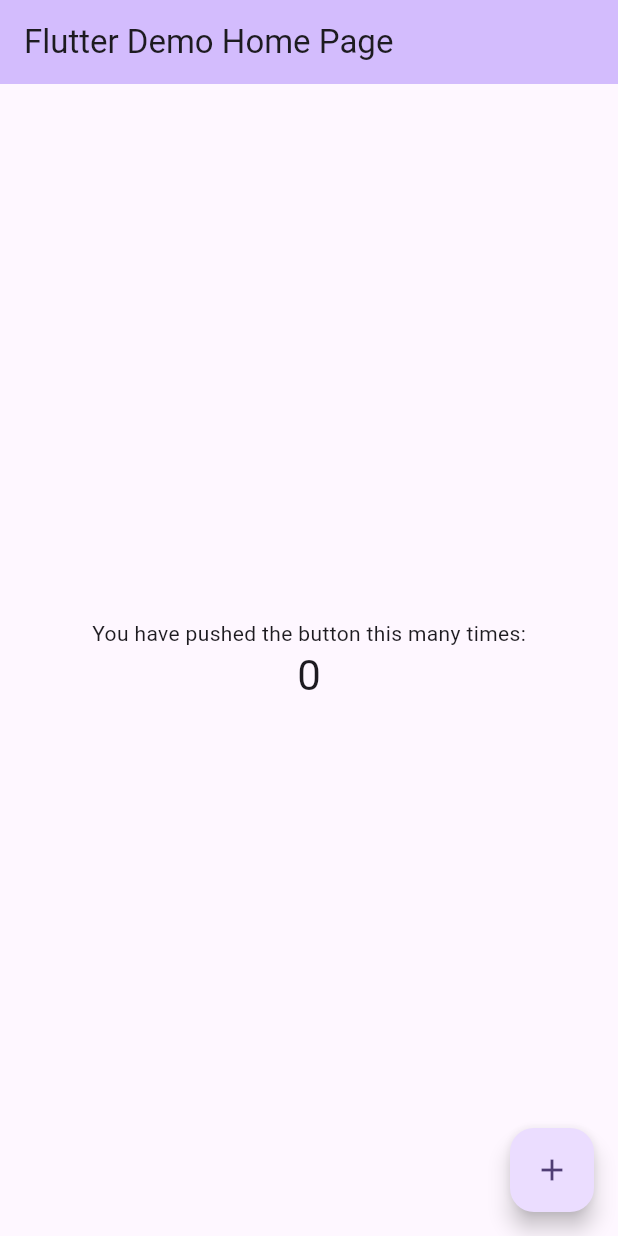
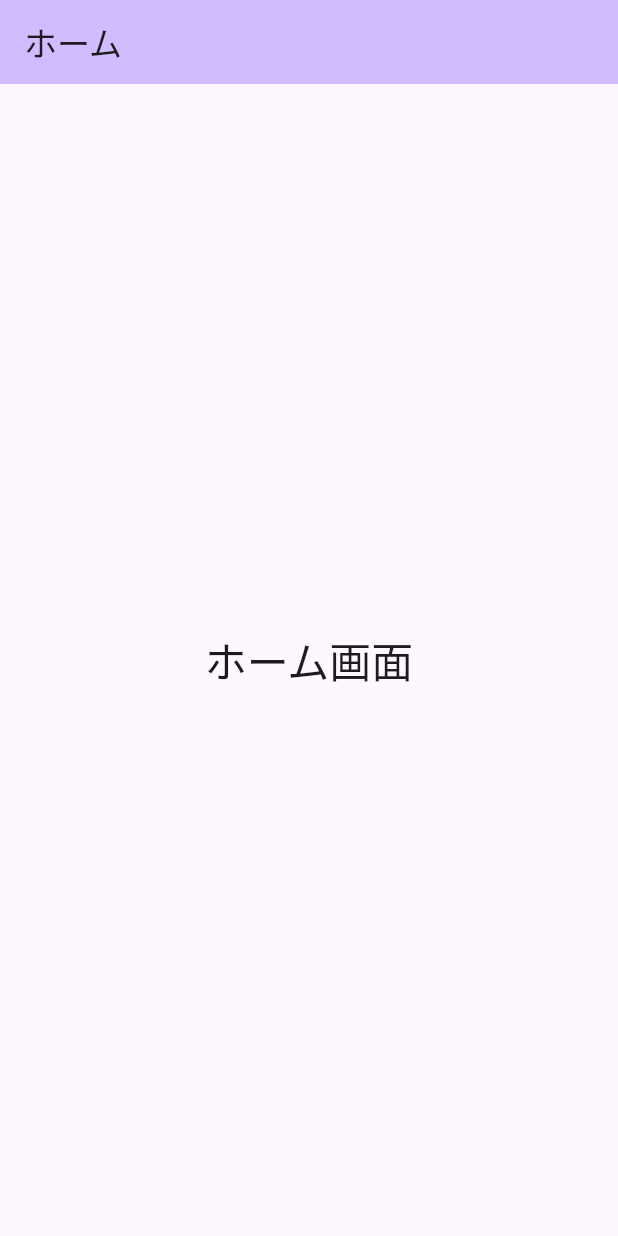
Before and after one commit to birnamwood/flutter_base, a Flutter app: the screen it shows after launch, on a phone screen of 412 x 824 dp. Run offline on Flutter 3.47's test engine with Material 3 defaults, Android fonts, the phone set to English and light mode, and no system bars; our stand-ins replace flutter_riverpod, go_router.

Commit message:
GoRouterを導入

```diff
--- a/lib/app.dart
+++ b/lib/app.dart
@@ -1,94 +1,20 @@
 import 'package:flutter/material.dart';
+import 'package:flutter_base/presentation/routes/routes.dart';
+import 'package:go_router/go_router.dart';
 
-class MyApp extends StatelessWidget {
-  const MyApp({super.key});
+/// The main application widget.
+class MainApp extends StatelessWidget {
+  /// コンストラクタ
+  const MainApp({super.key});
 
-  // This widget is the root of your application.
   @override
   Widget build(BuildContext context) {
-    return MaterialApp(
+    return MaterialApp.router(
       title: 'Flutter Demo',
-      theme: ThemeData(
-        colorScheme: ColorScheme.fromSeed(seedColor: Colors.deepPurple),
+      routerConfig: GoRouter(
+        routes: Routes.getRoutes(),
+        initialLocation: Routes.getInitialLocation(),
       ),
-      home: const MyHomePage(title: 'Flutter Demo Home Page'),
     );
   }
 }
-
-class MyHomePage extends StatefulWidget {
-  const MyHomePage({super.key, required this.title});
-
-  final String title;
-
-  @override
-  State<MyHomePage> createState() => _MyHomePageState();
-}
-
-class _MyHomePageState extends State<MyHomePage> {
-  int _counter = 0;
-
-  void _incrementCounter() {
-    setState(() {
-      // This call to setState tells the Flutter framework that something has
-      // changed in this State, which causes it to rerun the build method below
-      // so that the display can reflect the updated values. If we changed
-      // _counter without calling setState(), then the build method would not be
-      // called again, and so nothing would appear to happen.
-      _counter++;
-    });
-  }
-
-  @override
-  Widget build(BuildContext context) {
-    // This method is rerun every time setState is called, for instance as done
-    // by the _incrementCounter method above.
-    //
-    // The Flutter framework has been optimized to make rerunning build methods
-    // fast, so that you can just rebuild anything that needs updating rather
-    // than having to individually change instances of widgets.
-    return Scaffold(
-      appBar: AppBar(
-        // TRY THIS: Try changing the color here to a specific color (to
-        // Colors.amber, perhaps?) and trigger a hot reload to see the AppBar
-        // change color while the other colors stay the same.
-        backgroundColor: Theme.of(context).colorScheme.inversePrimary,
-        // Here we take the value from the MyHomePage object that was created by
-        // the App.build method, and use it to set our appbar title.
-        title: Text(widget.title),
-      ),
-      body: Center(
-        // Center is a layout widget. It takes a single child and positions it
-        // in the middle of the parent.
-        child: Column(
-          // Column is also a layout widget. It takes a list of children and
-          // arranges them vertically. By default, it sizes itself to fit its
-          // children horizontally, and tries to be as tall as its parent.
-          //
-          // Column has various properties to control how it sizes itself and
-          // how it positions its children. Here we use mainAxisAlignment to
-          // center the children vertically; the main axis here is the vertical
-          // axis because Columns are vertical (the cross axis would be
-          // horizontal).
-          //
-          // TRY THIS: Invoke "debug painting" (choose the "Toggle Debug Paint"
-          // action in the IDE, or press "p" in the console), to see the
-          // wireframe for each widget.
-          mainAxisAlignment: MainAxisAlignment.center,
-          children: <Widget>[
-            const Text('You have pushed the button this many times:'),
-            Text(
-              '$_counter',
-              style: Theme.of(context).textTheme.headlineMedium,
-            ),
-          ],
-        ),
-      ),
-      floatingActionButton: FloatingActionButton(
-        onPressed: _incrementCounter,
-        tooltip: 'Increment',
-        child: const Icon(Icons.add),
-      ), // This trailing comma makes auto-formatting nicer for build methods.
-    );
-  }
-}
--- a/lib/main.dart
+++ b/lib/main.dart
@@ -4,5 +4,5 @@ import 'package:flutter_riverpod/flutter_riverpod.dart';
 
 void main() {
   WidgetsFlutterBinding.ensureInitialized();
-  runApp(const ProviderScope(overrides: [], child: MyApp()));
+  runApp(const ProviderScope(overrides: [], child: MainApp()));
 }
--- /dev/null
+++ b/lib/presentation/routes/routes.dart
@@ -0,0 +1,26 @@
+import 'package:flutter/material.dart';
+import 'package:flutter_base/presentation/screens/home.dart';
+import 'package:go_router/go_router.dart';
+
+/// アプリケーションのルート一覧を定義したクラスです。
+///
+/// このクラスは、アプリケーション内の各画面へのルートを定義し、
+/// GoRouterで使用するルート構成を提供します。
+class Routes {
+  /// ルート定義を取得します
+  static List<RouteBase> getRoutes() {
+    return <RouteBase>[
+      GoRoute(
+        path: '/', // ホームルートは特別に '/' を直接指定
+        name: 'home',
+        builder: (BuildContext context, GoRouterState state) =>
+            const HomeScreen(title: 'ホーム'),
+      ),
+    ];
+  }
+
+  /// デフォルトの初期ルートを取得します
+  static String getInitialLocation() {
+    return '/'; // ホームルートは単純に '/' を直接指定
+  }
+}
--- /dev/null
+++ b/lib/presentation/screens/home.dart
@@ -0,0 +1,23 @@
+import 'package:flutter/material.dart';
+
+/// ホーム画面を表すウィジェットです。
+class HomeScreen extends StatelessWidget {
+  /// コンストラクタ
+  const HomeScreen({super.key, required this.title});
+
+  /// 画面のタイトル
+  final String title;
+
+  @override
+  Widget build(BuildContext context) {
+    return Scaffold(
+      appBar: AppBar(
+        backgroundColor: Theme.of(context).colorScheme.inversePrimary,
+        title: Text(title),
+      ),
+      body: Center(
+        child: Text('ホーム画面', style: Theme.of(context).textTheme.headlineMedium),
+      ),
+    );
+  }
+}
--- a/pubspec.yaml
+++ b/pubspec.yaml
@@ -10,6 +10,7 @@ dependencies:
   flutter:
     sdk: flutter
   flutter_riverpod: ^3.0.3
+  go_router: ^16.3.0
 
 dev_dependencies:
   flutter_test:
```
Also changed, not shown: pubspec.lock.
